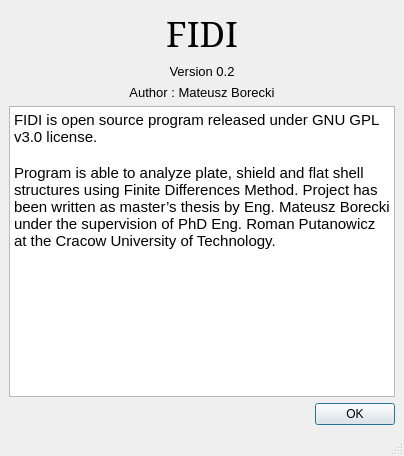
This is fidi/gui/Ui/about_fidi.ui in mateuszac/FIDI as Qt 5 draws it before an edit. The edited form follows.
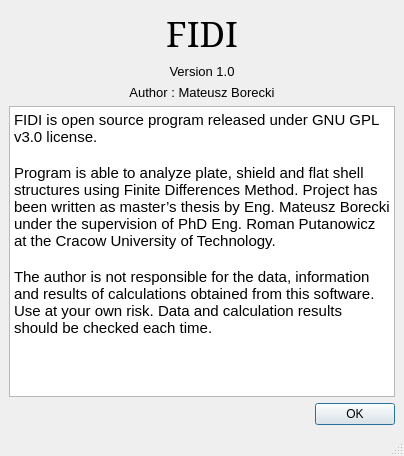
This is the edited form.

Commit message: - Changed "results" tab in GUI - Added mplwidget.py - allowing to import matplotlib diagrams to GUI

The edit to the form file:
```diff
--- a/fidi/gui/Ui/about_fidi.ui
+++ b/fidi/gui/Ui/about_fidi.ui
@@ -48,7 +48,7 @@
        </font>
       </property>
       <property name="text">
-       <string>Version 0.2</string>
+       <string>Version 1.0</string>
       </property>
       <property name="alignment">
        <set>Qt::AlignCenter</set>
@@ -86,7 +86,8 @@
        <string>FIDI is open source program released under GNU GPL v3.0 license.
 
 Program is able to analyze plate, shield and flat shell structures using Finite Differences Method. Project has been written as master’s thesis by Eng. Mateusz Borecki under the supervision of PhD Eng. Roman Putanowicz at the Cracow University of Technology.
-</string>
+
+The author is not responsible for the data, information and results of calculations obtained from this software. Use at your own risk. Data and calculation results should be checked each time.</string>
       </property>
      </widget>
     </item>
```
The commit also changes 8 other files.
